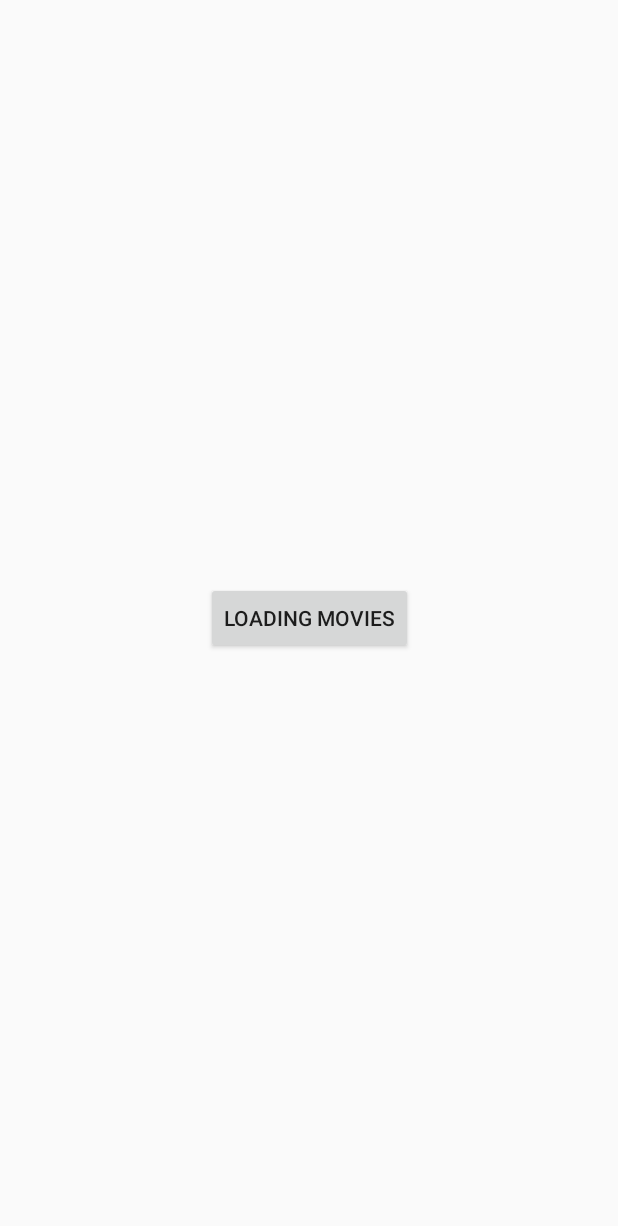
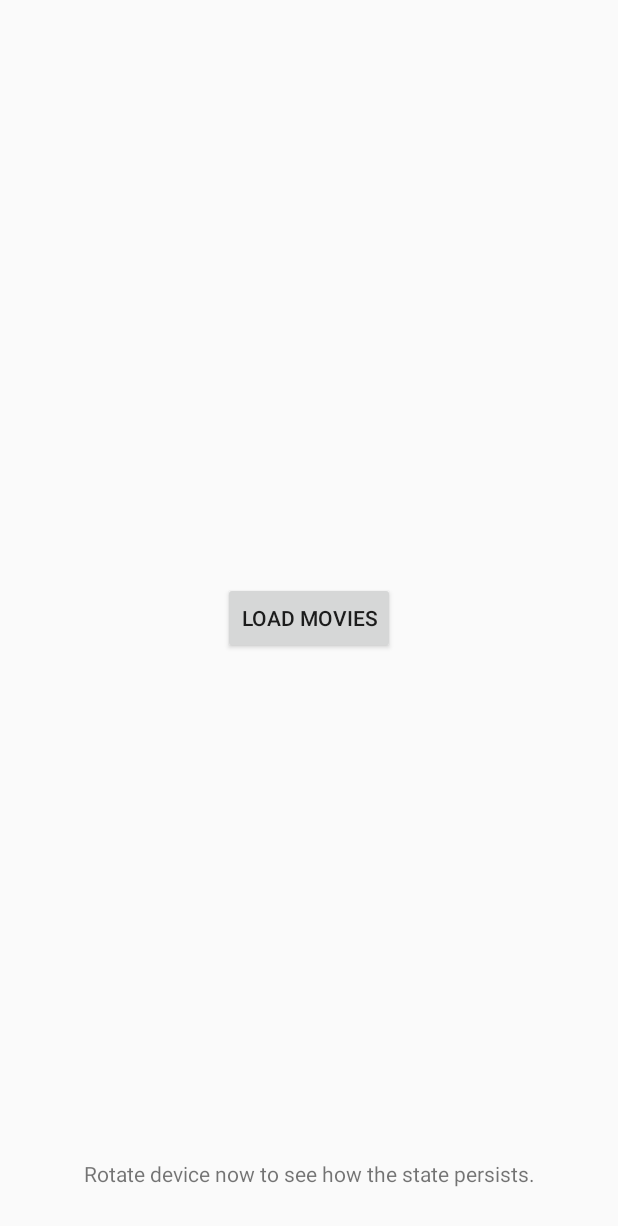
Before and after one commit to sergejsha/knot, an Android app: the screen it shows after launch (MainActivity), on a phone screen of 412 x 824 dp. Shown: the top 1226 px of the screen. Run offline under Robolectric (Android 15) with nearby library versions, the phone set to English and light mode, and no system bars; our stand-ins replace RxJava; pictures from the network do not load; 7 statements that could not run were skipped.

Commit message:
Add some more description to the sample app

```diff
--- a/knot-android-sample/src/main/kotlin/de/halfbit/knot/sample/MainActivity.kt
+++ b/knot-android-sample/src/main/kotlin/de/halfbit/knot/sample/MainActivity.kt
@@ -23,7 +23,9 @@ class MainActivity : AppCompatActivity() {
         }.also { disposable.add(it) }
 
         model.showLoading.subscribe {
-            loadingIndicator.visibility = if (it) VISIBLE else GONE
+            val visibility = if (it) VISIBLE else GONE
+            loadingIndicator.visibility = visibility
+            hint.visibility = visibility
         }.also { disposable.add(it) }
 
         model.showMovies.subscribe {
--- a/knot-android-sample/src/main/kotlin/de/halfbit/knot/sample/MainViewModel.kt
+++ b/knot-android-sample/src/main/kotlin/de/halfbit/knot/sample/MainViewModel.kt
@@ -4,19 +4,33 @@ import androidx.lifecycle.ViewModel
 import de.halfbit.knot.knot
 import io.reactivex.Observable
 import io.reactivex.android.schedulers.AndroidSchedulers
+import io.reactivex.schedulers.Schedulers
 import java.util.concurrent.TimeUnit
 
 class MainViewModel : ViewModel() {
 
     private val knot = knot<State, Change, Action> {
-        state { initial = State.Init }
+        state {
+            initial = State.Initial
+
+            // make sure we observe events in Main thread
+            observeOn = AndroidSchedulers.mainThread()
+        }
         changes {
             reduce { change ->
                 // this is the current state
                 when (change) {
                     Change.Load -> when (this) {
-                        State.Init -> State.Loading + Action.Load
-                        else -> unexpected(change)
+                        State.Initial -> State.Loading + Action.Load
+
+                        // By returning "only" (the same state we received) from
+                        // here we ignore every follow up events coming from the
+                        // button.
+
+                        // If we used "unexpected(change)" here, the app would
+                        // crash if user succeeded to press "Load Movies" button
+                        // quick enough.
+                        else -> only
                     }
                     is Change.Load.Success -> when (this) {
                         State.Loading -> State.Ready(change.movies).only
@@ -33,9 +47,9 @@ class MainViewModel : ViewModel() {
             perform<Action.Load> {
                 this
                     .delay(
-                        3,
+                        5,
                         TimeUnit.SECONDS,
-                        AndroidSchedulers.mainThread()
+                        Schedulers.computation()
                     ) // To fake the loading
                     .map {
                         // Do a operation to load the movies
@@ -48,7 +62,7 @@ class MainViewModel : ViewModel() {
     }
 
     val showButton: Observable<Boolean> = knot.state
-        .map { it == State.Init }
+        .map { it == State.Initial }
         .distinctUntilChanged()
 
     val showLoading: Observable<Boolean> = knot.state
@@ -60,7 +74,9 @@ class MainViewModel : ViewModel() {
         .map { it.movies }
         .distinctUntilChanged()
 
-    val onButtonClick: () -> Unit = { knot.change.accept(Change.Load) }
+    fun onButtonClick() {
+        knot.change.accept(Change.Load)
+    }
 
     override fun onCleared() {
         super.onCleared()
@@ -69,7 +85,7 @@ class MainViewModel : ViewModel() {
 }
 
 sealed class State {
-    object Init : State()
+    object Initial : State()
     object Loading : State()
     data class Ready(val movies: List<Movie>) : State()
     object Error : State()
--- a/knot-android-sample/src/main/res/layout/activity_main.xml
+++ b/knot-android-sample/src/main/res/layout/activity_main.xml
@@ -10,7 +10,7 @@
         android:id="@+id/loadingButton"
         android:layout_width="wrap_content"
         android:layout_height="wrap_content"
-        android:text="Loading Movies"
+        android:text="Load Movies"
         app:layout_constraintBottom_toBottomOf="parent"
         app:layout_constraintLeft_toLeftOf="parent"
         app:layout_constraintRight_toRightOf="parent"
@@ -27,6 +27,16 @@
         app:layout_constraintTop_toTopOf="parent" />
 
     <TextView
+        android:id="@+id/hint"
+        android:layout_width="wrap_content"
+        android:layout_height="wrap_content"
+        android:layout_marginBottom="32dp"
+        android:text="Rotate device now to see how the state persists."
+        app:layout_constraintBottom_toBottomOf="parent"
+        app:layout_constraintEnd_toEndOf="parent"
+        app:layout_constraintStart_toStartOf="parent" />
+
+    <TextView
         android:id="@+id/movies"
         android:layout_width="wrap_content"
         android:layout_height="wrap_content"
```
